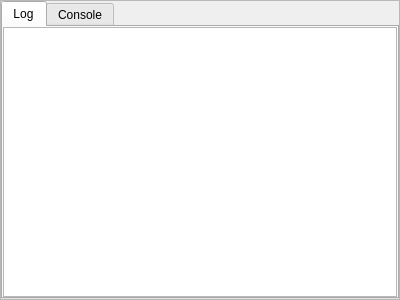
Old version of the form src/blackgui/components/logcomponent.ui in the repository swift-project/pilotclient.
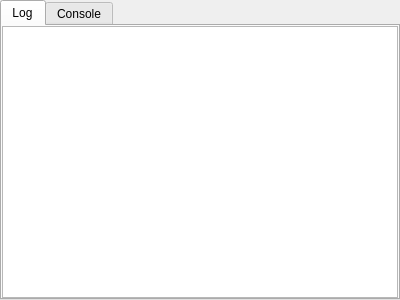
New version of the form. Custom widgets are drawn as their Qt base class.

The edit to the form file:
```diff
--- a/src/blackgui/components/logcomponent.ui
+++ b/src/blackgui/components/logcomponent.ui
@@ -20,10 +20,13 @@
    <string>Frame</string>
   </property>
   <property name="frameShape">
-   <enum>QFrame::StyledPanel</enum>
+   <enum>QFrame::NoFrame</enum>
   </property>
   <property name="frameShadow">
-   <enum>QFrame::Raised</enum>
+   <enum>QFrame::Plain</enum>
+  </property>
+  <property name="lineWidth">
+   <number>0</number>
   </property>
   <layout class="QGridLayout" name="gl_LogComponent">
    <property name="leftMargin">
```
Left out of the diff: 4 changed lines with no effect on the pictures.
